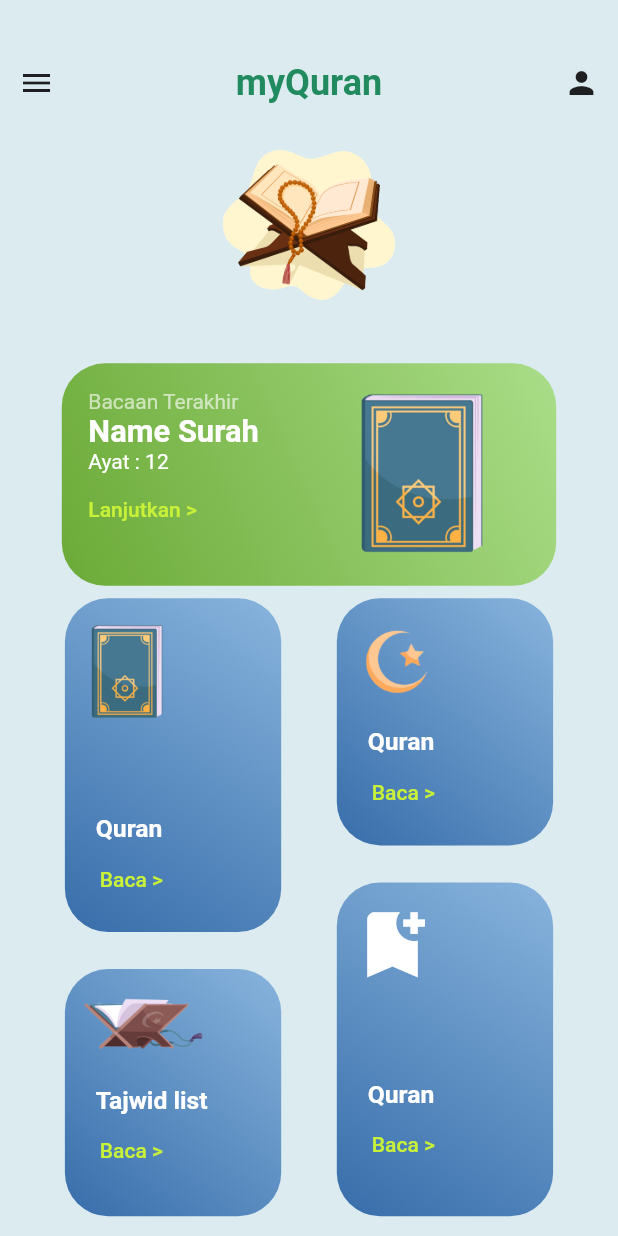
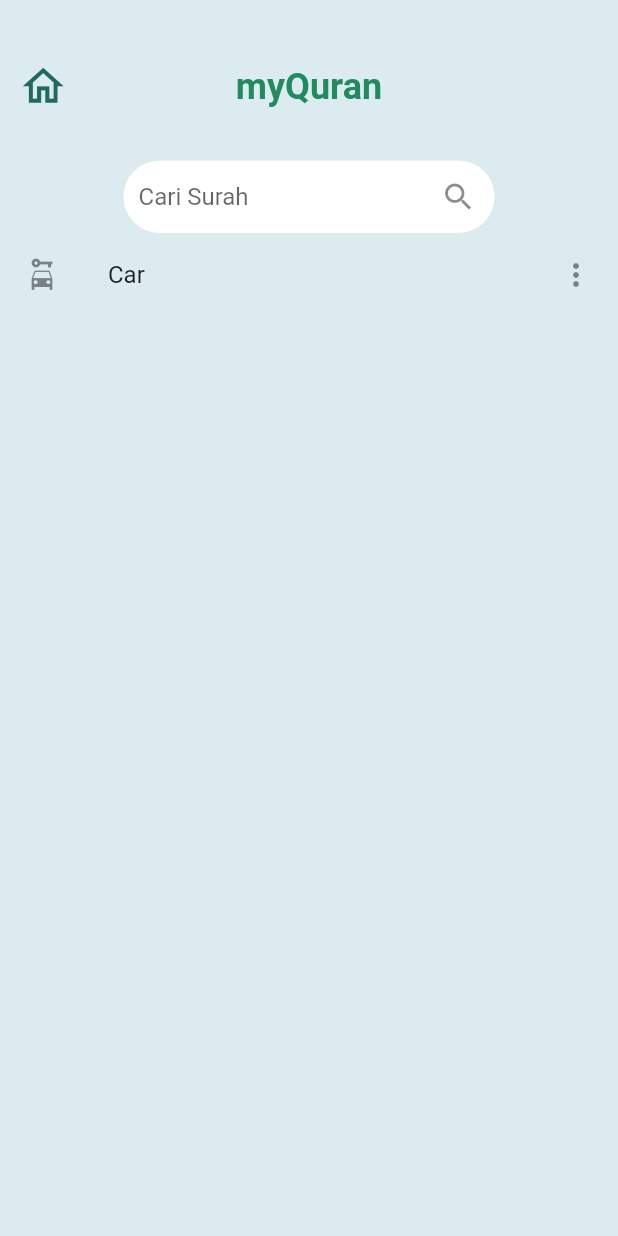
Before and after one commit to Yogabayu/quran_app, a Flutter app: the Dashboard screen opened directly, after a tap on "Baca >", on a phone screen of 412 x 824 dp. Run offline on Flutter 3.47's test engine with Material 2 defaults, Android fonts, the light colour scheme and no system bars; our stand-ins replace get.

Commit message:
update list surah

```diff
--- a/lib/main.dart
+++ b/lib/main.dart
@@ -1,4 +1,5 @@
 import 'package:flutter/material.dart';
+import 'package:get/get_navigation/get_navigation.dart';
 import 'package:quran_app/screen/dashboard.dart';
 
 void main() {
@@ -10,7 +11,7 @@ class MyApp extends StatelessWidget {
 
   @override
   Widget build(BuildContext context) {
-    return MaterialApp(
+    return GetMaterialApp(
       title: 'Quran App',
       theme: ThemeData(
         primarySwatch: Colors.blue,
--- /dev/null
+++ b/lib/screen/allsurah.dart
@@ -0,0 +1,101 @@
+import 'package:flutter/material.dart';
+import 'package:get/get.dart';
+import 'package:quran_app/screen/dashboard.dart';
+
+class Allsurah extends StatefulWidget {
+  const Allsurah({Key? key}) : super(key: key);
+
+  @override
+  _AllsurahState createState() => _AllsurahState();
+}
+
+class _AllsurahState extends State<Allsurah> {
+  @override
+  Widget build(BuildContext context) {
+    final double width = MediaQuery.of(context).size.width;
+    final double height = MediaQuery.of(context).size.height;
+    return WillPopScope(
+      onWillPop: () async {
+        Get.offAll(
+          () => Dashboard(),
+          transition: Transition.fade,
+          duration: Duration(seconds: 1),
+        );
+        return false;
+      },
+      child: Scaffold(
+        backgroundColor: Color.fromARGB(255, 219, 235, 240),
+        body: Column(
+          children: [
+            SizedBox(
+              height: width * 0.1,
+            ),
+            header(height, width, context),
+            spacer(height),
+            Container(
+              width: width * 0.6,
+              decoration: BoxDecoration(
+                borderRadius: BorderRadius.all(Radius.circular(width * 0.07)),
+              ),
+              child: TextField(
+                decoration: InputDecoration(
+                  contentPadding:
+                      EdgeInsets.symmetric(vertical: 0, horizontal: 10),
+                  enabledBorder: OutlineInputBorder(
+                    borderSide: BorderSide(width: 3, color: Colors.white),
+                    borderRadius: BorderRadius.circular(50.0),
+                  ),
+                  filled: true,
+                  fillColor: Colors.white,
+                  suffixIcon: Icon(Icons.search),
+                  border: OutlineInputBorder(),
+                  hintText: 'Cari Surah',
+                ),
+              ),
+            ),
+            ListTile(
+              leading: Icon(Icons.car_rental),
+              title: Text('Car'),
+              trailing: Icon(Icons.more_vert),
+            ),
+          ],
+        ),
+      ),
+    );
+  }
+}
+
+Widget spacer(height) {
+  return SizedBox(
+    height: height * 0.04,
+  );
+}
+
+Widget header(height, width, context) {
+  return Container(
+    margin: EdgeInsets.only(left: width * 0.03, right: width * 0.03),
+    child: Row(
+      mainAxisAlignment: MainAxisAlignment.spaceBetween,
+      children: [
+        ClipOval(
+          child: Icon(
+            Icons.home_outlined,
+            size: width * 0.08,
+            color: Color.fromRGBO(32, 105, 95, 1),
+          ),
+        ),
+        Text(
+          'myQuran',
+          style: TextStyle(
+            fontSize: 24,
+            fontWeight: FontWeight.bold,
+            color: Color.fromRGBO(33, 139, 95, 1),
+          ),
+        ),
+        SizedBox(
+          width: width * 0.08,
+        )
+      ],
+    ),
+  );
+}
--- a/lib/screen/dashboard.dart
+++ b/lib/screen/dashboard.dart
@@ -1,4 +1,6 @@
 import 'package:flutter/material.dart';
+import 'package:get/get.dart';
+import 'package:quran_app/screen/allsurah.dart';
 
 class Dashboard extends StatefulWidget {
   const Dashboard({Key? key}) : super(key: key);
@@ -271,7 +273,7 @@ Widget leftUp(width, height) {
             child: TextButton(
               style: TextButton.styleFrom(padding: EdgeInsets.zero),
               onPressed: () {
-                print("object");
+                Get.offAll(() => Allsurah());
               },
               child: Text(
                 "Baca >",
```
